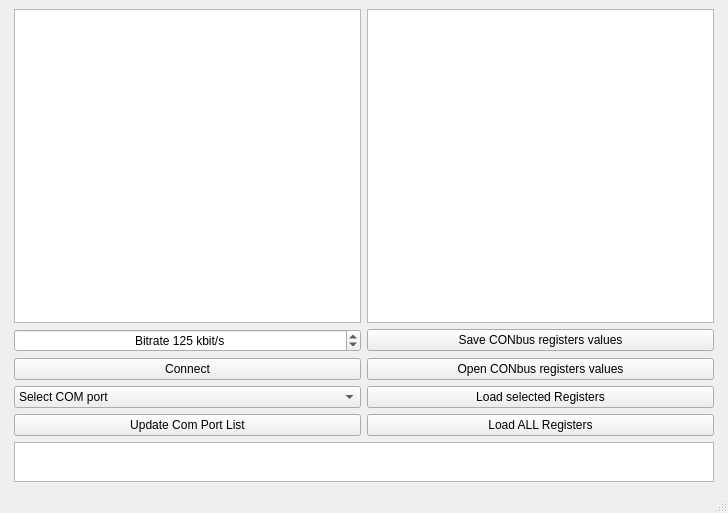
SoonerRobotics/CON-bus, file CONBusUI/CONbus.ui: the form before one commit.
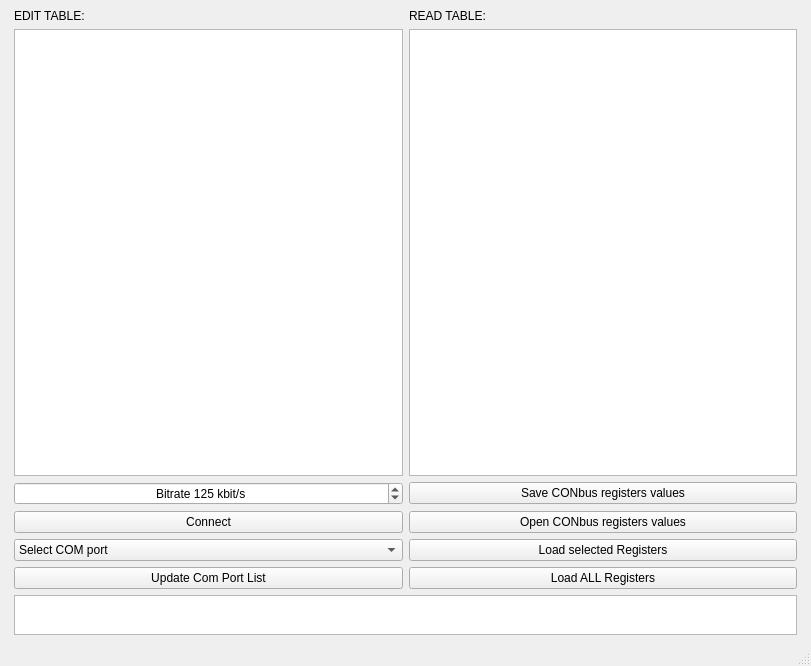
The form after the commit.

Commit message: send selected

Diff of the .ui file:
```diff
--- a/CONBusUI/CONbus.ui
+++ b/CONBusUI/CONbus.ui
@@ -6,8 +6,8 @@
    <rect>
     <x>0</x>
     <y>0</y>
-    <width>728</width>
-    <height>513</height>
+    <width>811</width>
+    <height>666</height>
    </rect>
   </property>
   <property name="windowTitle">
@@ -21,23 +21,7 @@
     </sizepolicy>
    </property>
    <layout class="QGridLayout" name="gridLayout_2">
-    <item row="0" column="0">
-     <spacer name="horizontalSpacer">
-      <property name="orientation">
-       <enum>Qt::Horizontal</enum>
-      </property>
-      <property name="sizeType">
-       <enum>QSizePolicy::Fixed</enum>
-      </property>
-      <property name="sizeHint" stdset="0">
-       <size>
-        <width>5</width>
-        <height>20</height>
-       </size>
-      </property>
-     </spacer>
-    </item>
-    <item row="0" column="2">
+    <item row="0" column="3">
      <spacer name="horizontalSpacer_2">
       <property name="orientation">
        <enum>Qt::Horizontal</enum>
@@ -53,49 +37,9 @@
       </property>
      </spacer>
     </item>
-    <item row="0" column="1">
+    <item row="0" column="2">
      <layout class="QGridLayout" name="gridLayout">
-      <item row="0" column="2">
-       <widget class="QTableWidget" name="readTable"/>
-      </item>
-      <item row="4" column="2">
-       <widget class="QPushButton" name="saveRegisterValuesButton">
-        <property name="text">
-         <string>Save CONbus registers values</string>
-        </property>
-       </widget>
-      </item>
-      <item row="7" column="2">
-       <widget class="QPushButton" name="openRegisterValueButton">
-        <property name="text">
-         <string>Open CONbus registers values</string>
-        </property>
-       </widget>
-      </item>
-      <item row="9" column="1">
-       <widget class="QPushButton" name="updateComButton">
-        <property name="text">
-         <string>Update Com Port List</string>
-        </property>
-       </widget>
-      </item>
-      <item row="7" column="1">
-       <widget class="QPushButton" name="connectButton">
-        <property name="text">
-         <string>Connect</string>
-        </property>
-       </widget>
-      </item>
-      <item row="8" column="1">
-       <widget class="QComboBox" name="comComboBox">
-        <item>
-         <property name="text">
-          <string>Select COM port</string>
-         </property>
-        </item>
-       </widget>
-      </item>
-      <item row="4" column="1">
+      <item row="5" column="1">
        <widget class="QSpinBox" name="baudrateSpinbox">
         <property name="alignment">
          <set>Qt::AlignCenter</set>
@@ -117,10 +61,68 @@
         </property>
        </widget>
       </item>
-      <item row="0" column="1">
-       <widget class="QTableWidget" name="changeTable"/>
+      <item row="5" column="2">
+       <widget class="QPushButton" name="saveRegisterValuesButton">
+        <property name="text">
+         <string>Save CONbus registers values</string>
+        </property>
+       </widget>
       </item>
-      <item row="15" column="1" colspan="2">
+      <item row="1" column="2">
+       <widget class="QTableWidget" name="readTable"/>
+      </item>
+      <item row="8" column="1">
+       <widget class="QPushButton" name="connectButton">
+        <property name="text">
+         <string>Connect</string>
+        </property>
+       </widget>
+      </item>
+      <item row="10" column="1">
+       <widget class="QPushButton" name="updateComButton">
+        <property name="text">
+         <string>Update Com Port List</string>
+        </property>
+       </widget>
+      </item>
+      <item row="9" column="1">
+       <widget class="QComboBox" name="comComboBox">
+        <item>
+         <property name="text">
+          <string>Select COM port</string>
+         </property>
+        </item>
+       </widget>
+      </item>
+      <item row="8" column="2">
+       <widget class="QPushButton" name="openRegisterValueButton">
+        <property name="text">
+         <string>Open CONbus registers values</string>
+        </property>
+       </widget>
+      </item>
+      <item row="9" column="2">
+       <widget class="QPushButton" name="loadSelectedButton">
+        <property name="text">
+         <string>Load selected Registers</string>
+        </property>
+       </widget>
+      </item>
+      <item row="10" column="2">
+       <widget class="QPushButton" name="saveConfigButton_3">
+        <property name="text">
+         <string>Load ALL Registers</string>
+        </property>
+       </widget>
+      </item>
+      <item row="1" column="1">
+       <widget class="QTableWidget" name="changeTable">
+        <property name="selectionBehavior">
+         <enum>QAbstractItemView::SelectRows</enum>
+        </property>
+       </widget>
+      </item>
+      <item row="16" column="1" colspan="2">
        <widget class="QTextEdit" name="statusBox">
         <property name="sizePolicy">
          <sizepolicy hsizetype="Preferred" vsizetype="Preferred">
@@ -142,22 +144,38 @@
         </property>
        </widget>
       </item>
-      <item row="9" column="2">
-       <widget class="QPushButton" name="saveConfigButton_3">
+      <item row="0" column="1">
+       <widget class="QLabel" name="editTableLabel">
         <property name="text">
-         <string>Load ALL Registers</string>
+         <string>EDIT TABLE: </string>
         </property>
        </widget>
       </item>
-      <item row="8" column="2">
-       <widget class="QPushButton" name="loadSelectedButton">
+      <item row="0" column="2">
+       <widget class="QLabel" name="readTableLabel">
         <property name="text">
-         <string>Load selected Registers</string>
+         <string>READ TABLE: </string>
         </property>
        </widget>
       </item>
      </layout>
     </item>
+    <item row="0" column="0">
+     <spacer name="horizontalSpacer">
+      <property name="orientation">
+       <enum>Qt::Horizontal</enum>
+      </property>
+      <property name="sizeType">
+       <enum>QSizePolicy::Fixed</enum>
+      </property>
+      <property name="sizeHint" stdset="0">
+       <size>
+        <width>5</width>
+        <height>20</height>
+       </size>
+      </property>
+     </spacer>
+    </item>
    </layout>
   </widget>
   <widget class="QStatusBar" name="statusbar">
```
The commit also changes 1 other file.
